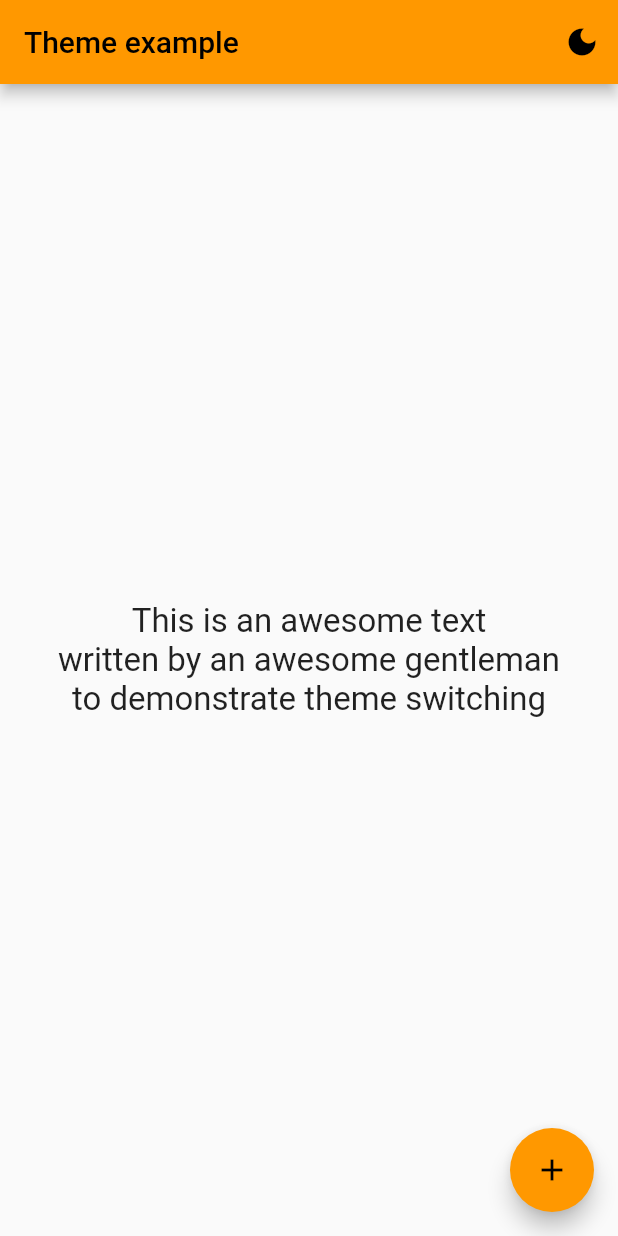
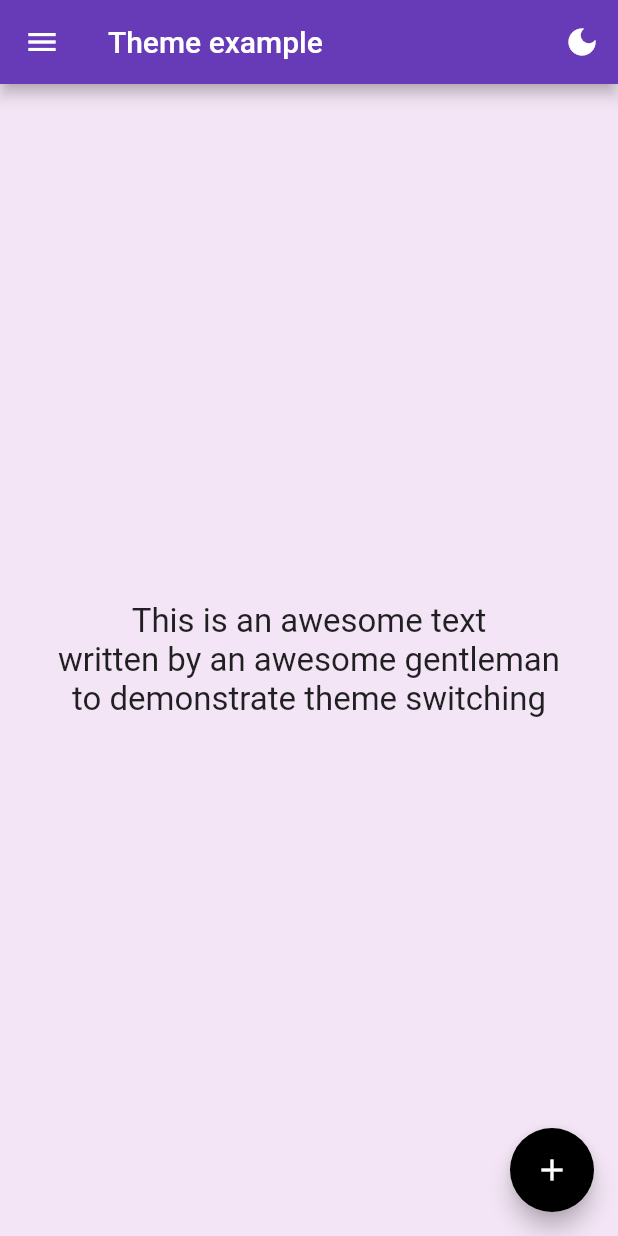
Before and after one commit to mohamedmahmoud95/Flutter-course--Sep-2024, a Flutter app: the screen it shows after launch, on a phone screen of 412 x 824 dp. Run offline on Flutter 3.47's test engine with Material 2 defaults, Android fonts, the phone set to English and light mode, and no system bars; our stand-ins replace google_fonts; Roboto replaces fonts that are missing (Alkalami).

Commit message:
updated theme example

```diff
--- a/lib/screens/theme_examples/themexample2.dart
+++ b/lib/screens/theme_examples/themexample2.dart
@@ -1,5 +1,8 @@
 import 'package:flutter/material.dart';
 import 'package:google_fonts/google_fonts.dart';
+
+
+
 
 class ThemeExample2 extends StatefulWidget {
   const ThemeExample2({Key? key}) : super(key: key);
@@ -13,13 +16,24 @@ class _ThemeExampleState extends State<ThemeExample2> {
 
   @override
   Widget build(BuildContext context) {
-    debugPrint(Theme.of(context).primaryColor.value.toString());
     return MaterialApp(
       debugShowCheckedModeBanner: false,
       theme: darkMode? ThemeData.dark():
       ThemeData(
-        primarySwatch: Colors.orange,
-        textTheme: GoogleFonts.alkalamiTextTheme()
+        brightness: Brightness.light,
+        floatingActionButtonTheme: const FloatingActionButtonThemeData(
+          backgroundColor: Colors.black,
+        ),
+        primarySwatch: Colors.deepPurple,
+        scaffoldBackgroundColor: Colors.purple.shade50,
+
+       drawerTheme: DrawerThemeData(
+         backgroundColor: Colors.deepPurple.shade200
+       ),
+       textTheme: GoogleFonts.alkalamiTextTheme(),
+        fontFamily: 'Outfit',
+
+
       ),
       home: Scaffold(
         appBar: AppBar(
@@ -32,6 +46,8 @@ class _ThemeExampleState extends State<ThemeExample2> {
             }, icon: Icon(darkMode? Icons.light_mode : Icons.dark_mode)),
           ],
         ),
+
+        drawer: Drawer(),
 
         body: const Center(
           child: Text("This is an awesome text \n"
```
